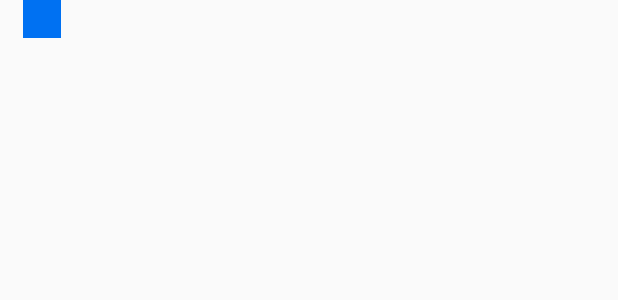
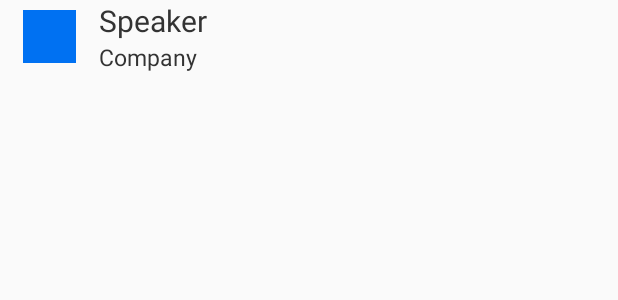
Before and after one commit to blinkmacalahan/SessionSignage, an Android app: the layout speaker.xml on its own in the app's theme, with its tools: preview values and no code run, on a phone screen of 412 x 824 dp. Shown: the top 300 px of the screen. Run offline under Robolectric (Android 15) with nearby library versions, the phone set to English and light mode, and no system bars.

Commit message:
update layouts

```diff
--- a/androidApp/src/main/java/com/example/sessionsignage/androidApp/StatsAdapter.kt
+++ b/androidApp/src/main/java/com/example/sessionsignage/androidApp/StatsAdapter.kt
@@ -37,7 +37,9 @@ class StatsAdapter(private val sessions: List<Session>, private val listener: On
     override fun onBindViewHolder(holder: StatsViewHolder, position: Int) {
         val session = sessions[position]
 
-        holder.date.text = Platform().formatSessionTime(session.startTime, session.endTime)
+        if (session.startTime.isNotBlank() && session.endTime.isNotBlank()) {
+            holder.date.text = Platform().formatSessionTime(session.startTime, session.endTime)
+        }
         holder.name.text = session.name
         holder.location.text = session.location
         holder.openCount.text = session.seatingInfo.open.toString()
--- a/androidApp/src/main/res/layout/activity_display.xml
+++ b/androidApp/src/main/res/layout/activity_display.xml
@@ -4,6 +4,6 @@
     android:id="@+id/display_root"
     android:layout_width="match_parent"
     android:layout_height="match_parent"
-    android:layout_margin="25dp">
+    android:layout_margin="15dp">
 
 </RelativeLayout>
--- a/androidApp/src/main/res/layout/current_session_fragment.xml
+++ b/androidApp/src/main/res/layout/current_session_fragment.xml
@@ -6,7 +6,8 @@
     android:id="@+id/current_session_view"
     android:layout_width="match_parent"
     android:layout_height="match_parent"
-    android:layout_margin="25dp">
+    android:layout_margin="15dp"
+    android:animateLayoutChanges="true">
 
     <RelativeLayout
         android:id="@+id/current_session_date_container"
--- a/androidApp/src/main/res/layout/speaker.xml
+++ b/androidApp/src/main/res/layout/speaker.xml
@@ -2,16 +2,17 @@
 
 <RelativeLayout
     xmlns:android="http://schemas.android.com/apk/res/android"
+    xmlns:tools="http://schemas.android.com/tools"
     android:layout_width="match_parent"
     android:layout_height="wrap_content">
 
     <ImageView
         android:id="@+id/speaker_image"
-        android:layout_width="25dp"
-        android:layout_height="25dp"
+        android:layout_width="35dp"
+        android:layout_height="35dp"
         android:importantForAccessibility="no"
         android:layout_alignParentStart="true"
-        android:layout_alignParentTop="true"
+        android:layout_centerVertical="true"
         android:layout_marginHorizontal="15dp"
         android:background="@color/colorPrimary"/>
 
@@ -22,7 +23,8 @@
         android:layout_toEndOf="@id/speaker_image"
         android:layout_alignParentTop="true"
         android:textColor="@color/colorText"
-        android:textSize="20sp"/>
+        android:textSize="20sp"
+        tools:text="Speaker"/>
 
     <TextView
         android:id="@+id/speaker_company"
@@ -31,6 +33,7 @@
         android:layout_toEndOf="@id/speaker_image"
         android:layout_below="@id/speaker_name"
         android:textColor="@color/colorText"
-        android:textSize="15sp"/>
+        android:textSize="15sp"
+        tools:text="Company"/>
 
 </RelativeLayout>
```
Also changed, not shown: androidApp/src/main/java/com/example/sessionsignage/androidApp/CurrentSessionFragment.kt (+18 -0 lines), androidApp/src/main/java/com/example/sessionsignage/androidApp/SpeakerAdapter.kt (+13 -2 lines).
